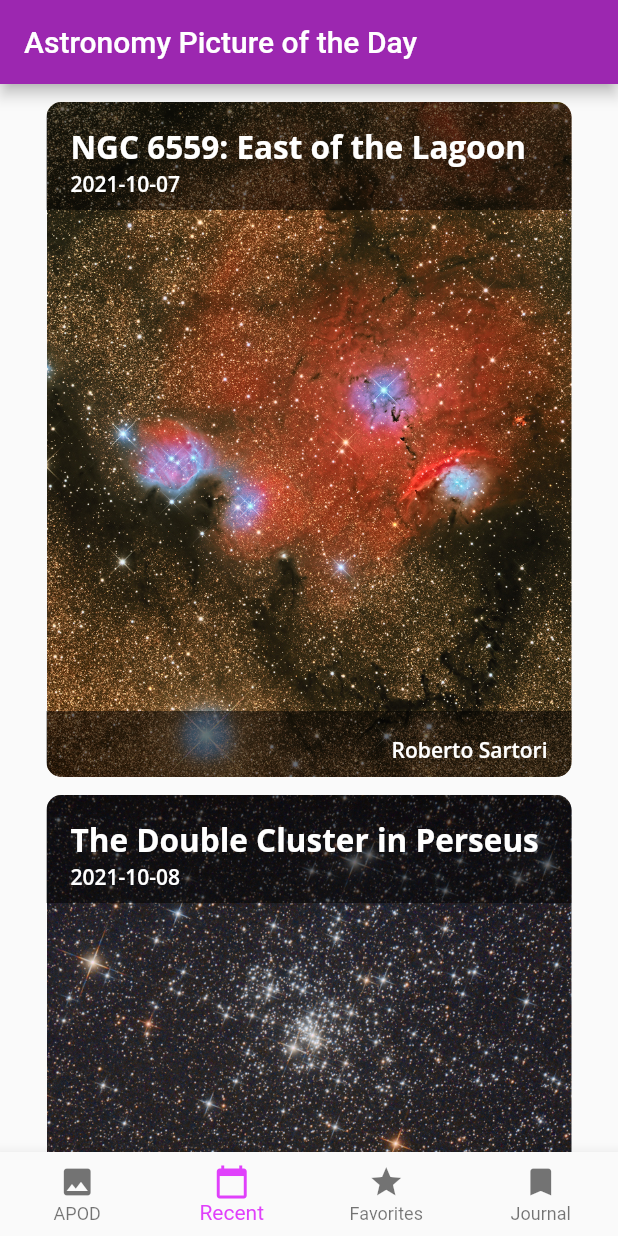
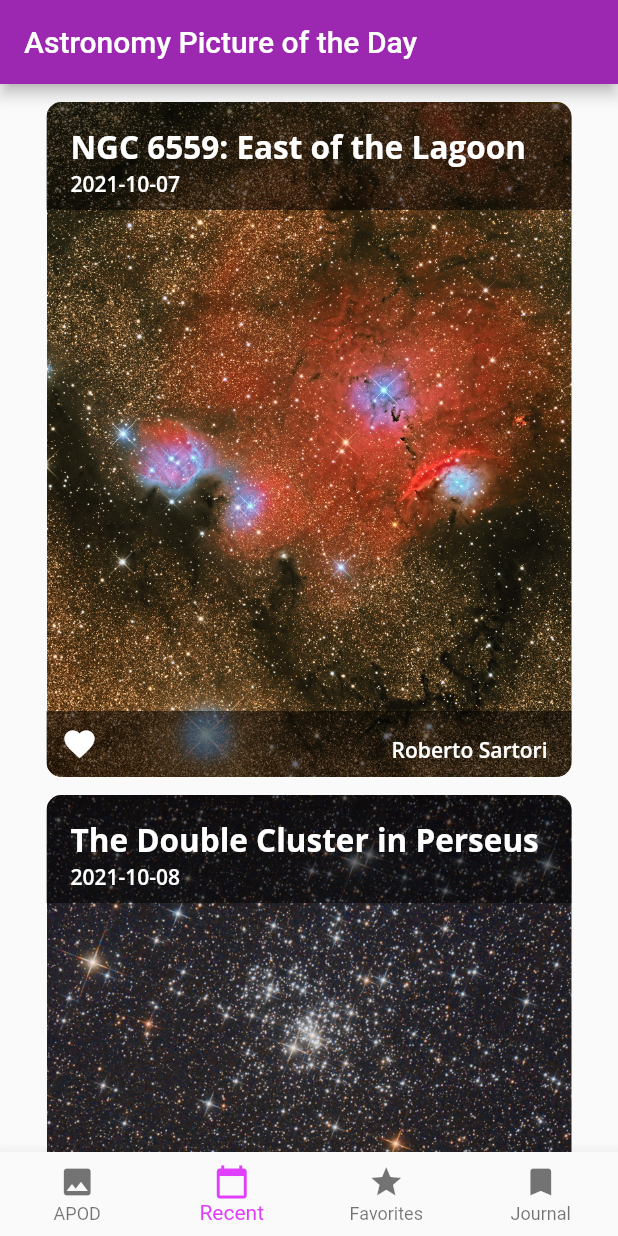
Before and after one commit to fullmers/Flutter-Apprentice-Book-Club, a Flutter app: the screen it shows after launch, item 2 of the bottom bar chosen, on a phone screen of 412 x 824 dp. Run offline on Flutter 3.47's test engine with Material 2 defaults, Android fonts, the phone set to English and light mode, and no system bars; our stand-ins replace go_router, google_fonts.

Commit message:
added favorites manager

```diff
--- a/lib/features/home/tabs/favorite_apods/favorite_apods.dart
+++ b/lib/features/home/tabs/favorite_apods/favorite_apods.dart
@@ -1,2 +1,3 @@
 export 'apod_thumbnail.dart';
 export 'favorites_apod_tab.dart';
+export 'favorites_manager.dart';
--- /dev/null
+++ b/lib/features/home/tabs/favorite_apods/favorites_manager.dart
@@ -0,0 +1,26 @@
+import 'package:flutter/foundation.dart';
+
+class FavoritesManager extends ChangeNotifier {
+  final Set<int> _favoriteIds = <int>{};
+
+  void _addFavorite(int id) {
+    _favoriteIds.add(id);
+    // ignore: avoid_print
+    print('Favorites: $_favoriteIds');
+    notifyListeners();
+  }
+
+  void _removeFavorite(int id) {
+    _favoriteIds.remove(id);
+    // ignore: avoid_print
+    print('Favorites: $_favoriteIds');
+    notifyListeners();
+  }
+
+  void toggleFavorite(int id) =>
+      isFavorited(id) ? _removeFavorite(id) : _addFavorite(id);
+
+  Set<int> get favoriteIds => _favoriteIds;
+
+  bool isFavorited(int id) => _favoriteIds.contains(id);
+}
--- a/lib/features/home/tabs/recent_apods/apod_card.dart
+++ b/lib/features/home/tabs/recent_apods/apod_card.dart
@@ -1,5 +1,7 @@
+import 'package:apod/features/home/tabs/favorite_apods/favorite_apods.dart';
 import 'package:apod/features/shared/models/apod.dart';
 import 'package:flutter/material.dart';
+import 'package:provider/provider.dart';
 
 import 'apod_card_bottom.dart';
 import 'apod_card_top.dart';
@@ -33,6 +35,25 @@ class ApodCard extends StatelessWidget {
           Positioned(
             bottom: 0,
             child: ApodCardBottom(copyright: apod.copyright),
+          ),
+          Positioned(
+            bottom: 10,
+            left: 10,
+            child: GestureDetector(
+              onTap: () {
+                context.read<FavoritesManager>().toggleFavorite(apod.id);
+              },
+              child: Consumer<FavoritesManager>(
+                builder: (context, favoritesManager, child) {
+                  return Icon(
+                    Icons.favorite,
+                    color: favoritesManager.isFavorited(apod.id)
+                        ? Colors.red[900]
+                        : Colors.white,
+                  );
+                },
+              ),
+            ),
           ),
         ],
       ),
--- a/lib/main.dart
+++ b/lib/main.dart
@@ -3,6 +3,7 @@ import 'package:flutter/material.dart';
 import 'package:provider/provider.dart';
 
 import 'apod_theme.dart';
+import 'features/home/home.dart';
 import 'models/models.dart';
 
 void main() {
@@ -18,6 +19,7 @@ class ApodApp extends StatelessWidget {
     return MultiProvider(
       providers: [
         ChangeNotifierProvider(create: (context) => JournalManager()),
+        ChangeNotifierProvider(create: (context) => FavoritesManager()),
         ChangeNotifierProvider(create: (context) => appStateManager),
       ],
       child: MaterialApp.router(
```
